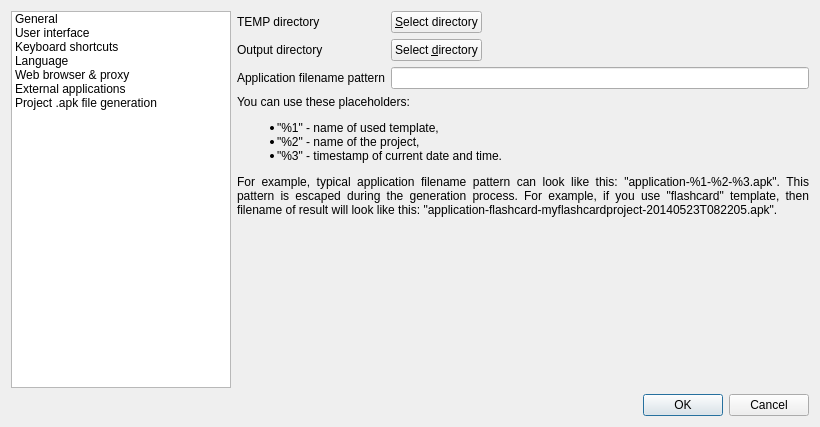
Old version of the form src/gui/formsettings.ui in the repository BuildmLearn/BuildmLearn-Toolkit.
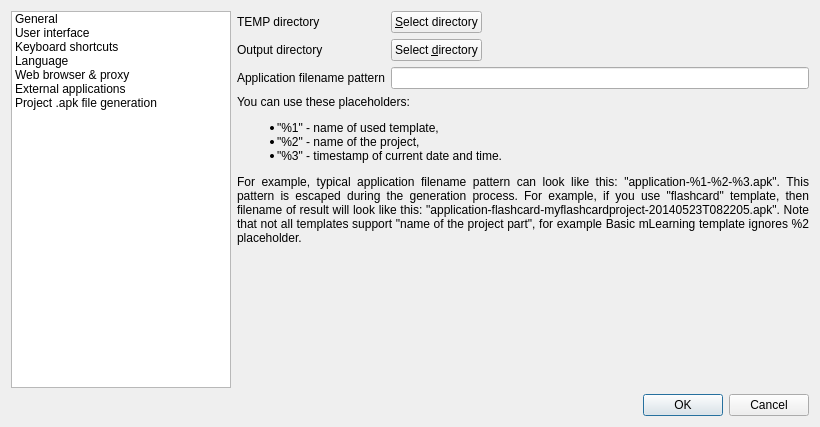
New version of the form. The open tabs and pages were chosen to show the change. Custom widgets are drawn as their Qt base class.

Commit message: Work on quiz APK generation.

What changed in the file:
```diff
--- a/src/gui/formsettings.ui
+++ b/src/gui/formsettings.ui
@@ -851,7 +851,9 @@
 &lt;li&gt;&quot;%3&quot; - timestamp of current date and time.&lt;/li&gt;
 &lt;/ul&gt;
 
-For example, typical application filename pattern can look like this: &quot;application-%1-%2-%3.apk&quot;. This pattern is escaped during the generation process. For example, if you use &quot;flashcard&quot; template, then filename of result will look like this: &quot;application-flashcard-myflashcardproject-20140523T082205.apk&quot;.</string>
+For example, typical application filename pattern can look like this: &quot;application-%1-%2-%3.apk&quot;. This pattern is escaped during the generation process. For example, if you use &quot;flashcard&quot; template, then filename of result will look like this: &quot;application-flashcard-myflashcardproject-20140523T082205.apk&quot;.
+
+Note that not all templates support &quot;name of the project part&quot;, for example Basic mLearning template ignores %2 placeholder.</string>
          </property>
          <property name="textFormat">
           <enum>Qt::RichText</enum>
```
Left out of the diff: 10 changed lines with no effect on the pictures. The commit also changes 14 other files.
